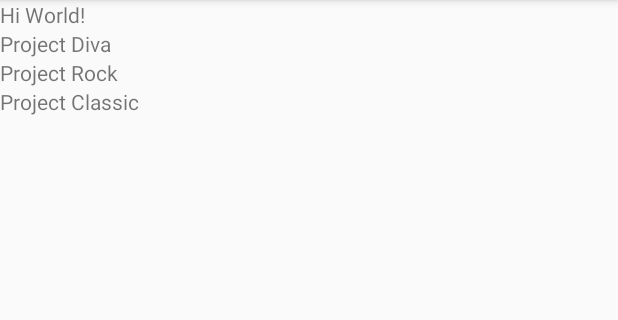
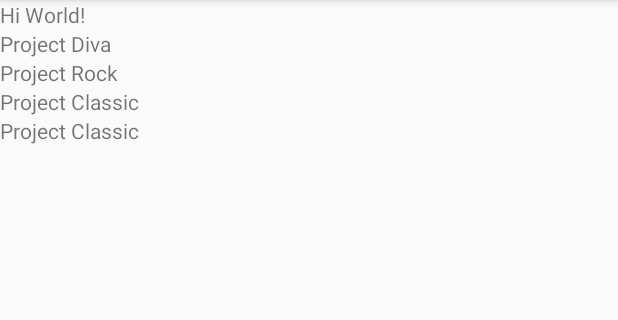
Before and after one commit to MeteorSis/HelloWorld, an Android app: the screen it shows after launch (MainActivity), on a phone screen of 412 x 824 dp, the part 84-404 px from its top. Run offline under Robolectric (Android 15) with nearby library versions, the phone set to English and light mode, and no system bars.

Commit message:
add tv5!!

```diff
--- a/app/src/main/java/cse/mobile/helloworld/MainActivity.java
+++ b/app/src/main/java/cse/mobile/helloworld/MainActivity.java
@@ -18,5 +18,7 @@ public class MainActivity extends AppCompatActivity {
         tv3.setText("Project Rock");
         TextView tv4=(TextView)findViewById(R.id.tv4);
         tv4.setText("Project Classic");
+        TextView tv5=(TextView)findViewById(R.id.tv5);
+        tv5.setText("Project Classic");
     }
 }
--- a/app/src/main/res/layout/activity_main.xml
+++ b/app/src/main/res/layout/activity_main.xml
@@ -24,4 +24,9 @@
         android:layout_height="wrap_content"
         android:text="Hello World!"
         android:id="@+id/tv4"/>
+    <TextView
+        android:layout_width="wrap_content"
+        android:layout_height="wrap_content"
+        android:text="Hello World!"
+        android:id="@+id/tv5"/>
 </LinearLayout>
```
